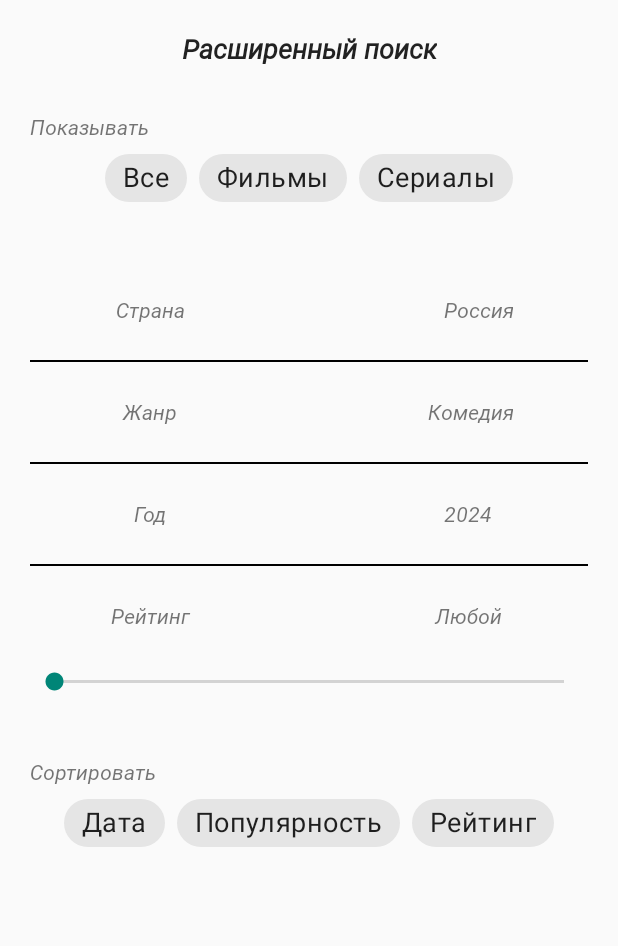
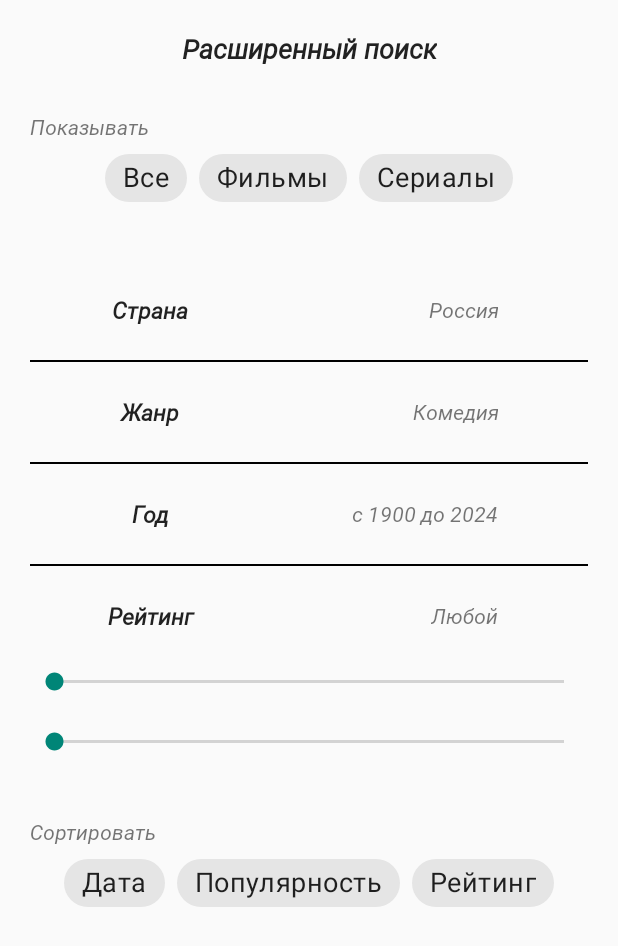
Before and after one commit to Mucmuk69/skillcinema_skillbox, an Android app: the AdvancedSearchFragment screen opened through its navigation route, on a phone screen of 412 x 824 dp. Shown: the top 946 px of the screen. Run offline under Robolectric (Android 15) with nearby library versions, the phone set to English and light mode, and no system bars; our stand-ins replace paging; pictures from the network do not load; 2 statements that could not run were skipped.

Commit message:
advancedSearch demi-complited

```diff
--- a/app/src/main/java/com/example/test_kinopoisk/ui/searching/AdvancedSearchFragment.kt
+++ b/app/src/main/java/com/example/test_kinopoisk/ui/searching/AdvancedSearchFragment.kt
@@ -1,16 +1,19 @@
 package com.example.test_kinopoisk.ui.searching
 
+import android.annotation.SuppressLint
 import android.os.Bundle
 import android.util.Log
 import android.view.LayoutInflater
 import android.view.View
 import android.view.ViewGroup
 import android.widget.SeekBar
+import android.widget.TextView
 import androidx.fragment.app.Fragment
 import androidx.fragment.app.activityViewModels
 import androidx.navigation.fragment.findNavController
 import com.example.test_kinopoisk.R
 import com.example.test_kinopoisk.databinding.FragmentAdvancedSearchBinding
+import java.util.Calendar
 
 class AdvancedSearchFragment : Fragment() {
 
@@ -27,31 +30,101 @@ class AdvancedSearchFragment : Fragment() {
         return binding.root
     }
 
+    @SuppressLint("SetTextI18n")
     override fun onViewCreated(view: View, savedInstanceState: Bundle?) {
         super.onViewCreated(view, savedInstanceState)
 
-        if (arguments?.getString(ARG_COUNTRY_KEY) != null)
-        advancedSearchVM.country.value = (arguments?.getString(ARG_COUNTRY_KEY) ?: "Россия")
-        Log.d("MyTag", "country args : ${advancedSearchVM.country.value}")
+        if (arguments?.getString(ARG_COUNTRY_KEY) != null) {
+            advancedSearchVM.country.value = (arguments?.getString(ARG_COUNTRY_KEY))
+        }
 
-        if (arguments?.getString(ARG_GENRE_KEY) != null)
-        advancedSearchVM.genre.value = (arguments?.getString(ARG_GENRE_KEY) ?: "Комедия")
-        Log.d("MyTag", "genre args : ${advancedSearchVM.genre.value}")
+        if (arguments?.getString(ARG_GENRE_KEY) != null) {
+            advancedSearchVM.genre.value = (arguments?.getString(ARG_GENRE_KEY))
+        }
+
+        if (arguments?.getInt(ARG_YEAR_FROM) != null && arguments?.getInt(ARG_YEAR_FROM) != 0) {
+            advancedSearchVM.yearFrom.value = arguments?.getInt(ARG_YEAR_FROM)
+        }
+
+        val currentYear = Calendar.getInstance().get(Calendar.YEAR)
+        if (arguments?.getInt(ARG_YEAR_TO) != null && arguments?.getInt(ARG_YEAR_TO) != 0) {
+            advancedSearchVM.yearTo.value = arguments?.getInt(ARG_YEAR_TO)
+        }
 
         val choiceCountry = binding.tvChoiceCountry
         val choiceGenre = binding.tvChoiceGenre
-        val seekBarRating = binding.seekbarRating
+        val choiceYear = binding.tvChoiceYear
+        val seekBarRatingFrom = binding.seekbarRatingFrom
+        val seekBarRatingTo = binding.seekbarRatingTo
         val choiceRating = binding.tvChoiceRating
+        val typeAll = binding.chipAll
+        val typeFilms = binding.chipFilms
+        val typeSerials = binding.chipSerials
+        val chipGroup1 = binding.chipGroup1
 
         choiceCountry.text = advancedSearchVM.country.value ?: "Россия"
         choiceGenre.text = advancedSearchVM.genre.value ?: "Комедия"
+        choiceYear.text =
+            "с ${advancedSearchVM.yearFrom.value ?: 1900} до ${advancedSearchVM.yearTo.value ?: currentYear}"
 
-        seekBarRating.setOnSeekBarChangeListener(object : SeekBar.OnSeekBarChangeListener {
+        if (advancedSearchVM.ratingFrom.value == 0 || advancedSearchVM.ratingFrom.value == null &&
+            advancedSearchVM.ratingTo.value == 0 || advancedSearchVM.ratingTo.value == null
+        ) {
+            choiceRating.text = "Любой"
+        } else {
+            choiceRating.text =
+                "с ${advancedSearchVM.ratingFrom.value ?: 0} до ${advancedSearchVM.ratingTo.value ?: 0}"
+        }
+        seekBarFromFunc(seekBarRatingFrom, choiceRating)
+        seekBarFromFunc(seekBarRatingTo, choiceRating)
+
+        choiceCountry.setOnClickListener {
+            findNavController().navigate(R.id.action_navigation_advanced_search_to_navigation_search_country)
+        }
+
+        choiceGenre.setOnClickListener {
+            findNavController().navigate(R.id.action_navigation_advanced_search_to_navigation_search_genre)
+        }
+
+        choiceYear.setOnClickListener {
+            findNavController().navigate(R.id.action_navigation_advanced_search_to_navigation_search_year)
+        }
+
+        chipGroup1.setOnCheckedChangeListener { _, checkedId ->
+            when (checkedId) {
+                typeAll.id -> {
+                    advancedSearchVM.type.value = "ALL"
+                    Log.d("MyTag", "ASF: type (ALL) ${advancedSearchVM.type.value}")
+                }
+                typeFilms.id -> {
+                    advancedSearchVM.type.value = "FILM"
+                    Log.d("MyTag", "ASF: type (FILM) ${advancedSearchVM.type.value}")
+                }
+                typeSerials.id -> {
+                    advancedSearchVM.type.value = "TV_SERIES"
+                    Log.d("MyTag", "ASF: type (SERIALS) ${advancedSearchVM.type.value}")
+                }
+            }
+        }
+        Log.d("MyTag", "ASF: type  ${advancedSearchVM.type.value}")
+    }
+
+    private fun seekBarFromFunc(seekBar: SeekBar, textView: TextView) {
+        seekBar.setOnSeekBarChangeListener(object : SeekBar.OnSeekBarChangeListener {
+            @SuppressLint("SetTextI18n")
             override fun onProgressChanged(seekBar: SeekBar?, progress: Int, fromUser: Boolean) {
-                if (progress == 0) {
-                    choiceRating.text = "Любой"
-                } else {
-                    choiceRating.text = progress.toString()
+                when (seekBar) {
+                    binding.seekbarRatingFrom -> {
+                        advancedSearchVM.ratingFrom.value = progress
+                        textView.text =
+                            "с ${advancedSearchVM.ratingFrom.value ?: 0} до ${advancedSearchVM.ratingTo.value ?: 0}"
+                    }
+
+                    else -> {
+                        advancedSearchVM.ratingTo.value = progress
+                        textView.text =
+                            "с ${advancedSearchVM.ratingFrom.value ?: 0} до ${advancedSearchVM.ratingTo.value ?: 0}"
+                    }
                 }
             }
 
@@ -63,14 +136,5 @@ class AdvancedSearchFragment : Fragment() {
                 // Do nothing
             }
         })
-
-        choiceCountry.setOnClickListener {
-            findNavController().navigate(R.id.action_navigation_advanced_search_to_navigation_search_country)
-        }
-
-        choiceGenre.setOnClickListener {
-            findNavController().navigate(R.id.action_navigation_advanced_search_to_navigation_search_genre)
-        }
-
     }
 }
--- a/app/src/main/java/com/example/test_kinopoisk/ui/searching/AdvancedSearchViewModel.kt
+++ b/app/src/main/java/com/example/test_kinopoisk/ui/searching/AdvancedSearchViewModel.kt
@@ -7,5 +7,9 @@ class AdvancedSearchViewModel : ViewModel() {
 
     var country = MutableStateFlow<String?>(null)
     var genre = MutableStateFlow<String?>(null)
-
+    var yearFrom = MutableStateFlow<Int?>(null)
+    var yearTo = MutableStateFlow<Int?>(null)
+    var ratingFrom = MutableStateFlow<Int?>(null)
+    var ratingTo = MutableStateFlow<Int?>(null)
+    var type = MutableStateFlow<String?>(null)
 }
--- a/app/src/main/res/layout/fragment_advanced_search.xml
+++ b/app/src/main/res/layout/fragment_advanced_search.xml
@@ -21,17 +21,17 @@
     <TextView
         android:layout_width="wrap_content"
         android:layout_height="wrap_content"
+        android:layout_marginTop="30dp"
+        android:text="@string/show_ru"
         app:layout_constraintStart_toStartOf="parent"
-        android:layout_marginTop="30dp"
-        app:layout_constraintTop_toBottomOf="@+id/tv_advanced_search"
-        android:text="@string/show_ru"/>
+        app:layout_constraintTop_toBottomOf="@+id/tv_advanced_search" />
 
     <com.google.android.material.chip.ChipGroup
         android:id="@+id/chip_group_1"
         android:layout_width="wrap_content"
         android:layout_height="wrap_content"
         android:layout_marginTop="50dp"
-        android:checkable="true"
+        app:singleSelection="true"
         android:theme="@style/Theme.MaterialComponents.Light"
         app:layout_constraintEnd_toEndOf="parent"
         app:layout_constraintStart_toStartOf="parent"
@@ -41,6 +41,7 @@
             android:id="@+id/chip_all"
             android:layout_width="wrap_content"
             android:layout_height="wrap_content"
+            style="@style/Widget.MaterialComponents.Chip.Choice"
             android:text="@string/All"
             android:textSize="18sp"
             app:layout_constraintStart_toStartOf="parent"
@@ -50,6 +51,7 @@
             android:id="@+id/chip_films"
             android:layout_width="wrap_content"
             android:layout_height="wrap_content"
+            style="@style/Widget.MaterialComponents.Chip.Choice"
             android:text="@string/films_ru"
             android:textSize="18sp"
             app:layout_constraintStart_toEndOf="@+id/chip_all"
@@ -59,6 +61,7 @@
             android:id="@+id/chip_serials"
             android:layout_width="wrap_content"
             android:layout_height="wrap_content"
+            style="@style/Widget.MaterialComponents.Chip.Choice"
             android:text="@string/serial_ru"
             android:textSize="18sp"
             app:layout_constraintStart_toEndOf="@+id/chip_films"
@@ -67,11 +70,10 @@
 
     <TextView
         android:id="@+id/tv_title_country"
+        style="@style/TitleTextAppearance15"
         android:layout_width="60dp"
         android:layout_height="48dp"
         android:layout_marginTop="40dp"
-        android:clickable="true"
-        android:focusable="true"
         android:gravity="center"
         android:text="@string/country_ru"
         app:layout_constraintStart_toStartOf="@+id/chip_group_1"
@@ -85,6 +87,7 @@
         android:clickable="true"
         android:focusable="true"
         android:gravity="center"
+        android:padding="10dp"
         android:text="@string/russia_ru"
         app:layout_constraintEnd_toEndOf="@+id/chip_group_1"
         app:layout_constraintTop_toBottomOf="@+id/chip_group_1" />
@@ -93,17 +96,16 @@
         android:layout_width="match_parent"
         android:layout_height="1dp"
         android:background="@color/black"
+        app:layout_constraintBottom_toTopOf="@+id/tv_title_genre"
         app:layout_constraintStart_toStartOf="parent"
-        app:layout_constraintTop_toBottomOf="@+id/tv_title_country"
-        app:layout_constraintBottom_toTopOf="@+id/tv_title_genre"/>
+        app:layout_constraintTop_toBottomOf="@+id/tv_title_country" />
 
     <TextView
         android:id="@+id/tv_title_genre"
+        style="@style/TitleTextAppearance15"
         android:layout_width="60dp"
         android:layout_height="48dp"
         android:layout_marginTop="20dp"
-        android:clickable="true"
-        android:focusable="true"
         android:gravity="center"
         android:text="@string/genre_ru"
         app:layout_constraintStart_toStartOf="@+id/chip_group_1"
@@ -117,6 +119,7 @@
         android:clickable="true"
         android:focusable="true"
         android:gravity="center"
+        android:padding="10dp"
         android:text="@string/comedy_ru"
         app:layout_constraintEnd_toEndOf="@+id/chip_group_1"
         app:layout_constraintTop_toBottomOf="@+id/tv_choice_country" />
@@ -125,17 +128,16 @@
         android:layout_width="match_parent"
         android:layout_height="1dp"
         android:background="@color/black"
+        app:layout_constraintBottom_toTopOf="@+id/tv_title_year"
         app:layout_constraintStart_toStartOf="parent"
-        app:layout_constraintTop_toBottomOf="@+id/tv_title_genre"
-        app:layout_constraintBottom_toTopOf="@+id/tv_title_year"/>
+        app:layout_constraintTop_toBottomOf="@+id/tv_title_genre" />
 
     <TextView
         android:id="@+id/tv_title_year"
+        style="@style/TitleTextAppearance15"
         android:layout_width="60dp"
         android:layout_height="48dp"
         android:layout_marginTop="20dp"
-        android:clickable="true"
-        android:focusable="true"
         android:gravity="center"
         android:text="@string/year_ru"
         app:layout_constraintStart_toStartOf="@+id/chip_group_1"
@@ -143,12 +145,13 @@
 
     <TextView
         android:id="@+id/tv_choice_year"
-        android:layout_width="60dp"
+        android:layout_width="wrap_content"
         android:layout_height="48dp"
         android:layout_marginTop="20dp"
         android:clickable="true"
         android:focusable="true"
         android:gravity="center"
+        android:padding="10dp"
         android:text="@string/_2024"
         app:layout_constraintEnd_toEndOf="@+id/chip_group_1"
         app:layout_constraintTop_toBottomOf="@+id/tv_choice_genre" />
@@ -157,17 +160,16 @@
         android:layout_width="match_parent"
         android:layout_height="1dp"
         android:background="@color/black"
+        app:layout_constraintBottom_toTopOf="@+id/tv_title_rating"
         app:layout_constraintStart_toStartOf="parent"
-        app:layout_constraintTop_toBottomOf="@+id/tv_title_year"
-        app:layout_constraintBottom_toTopOf="@+id/tv_title_rating"/>
+        app:layout_constraintTop_toBottomOf="@+id/tv_title_year" />
 
     <TextView
         android:id="@+id/tv_title_rating"
+        style="@style/TitleTextAppearance15"
         android:layout_width="60dp"
         android:layout_height="48dp"
         android:layout_marginTop="20dp"
-        android:clickable="true"
-        android:focusable="true"
         android:gravity="center"
         android:text="@string/rating_ru"
         app:layout_constraintStart_toStartOf="@+id/chip_group_1"
@@ -175,32 +177,40 @@
 
     <TextView
         android:id="@+id/tv_choice_rating"
-        android:layout_width="60dp"
+        android:layout_width="wrap_content"
         android:layout_height="48dp"
         android:layout_marginTop="20dp"
-        android:clickable="true"
-        android:focusable="true"
         android:gravity="center"
+        android:padding="10dp"
         android:text="@string/any"
         app:layout_constraintEnd_toEndOf="@+id/chip_group_1"
         app:layout_constraintTop_toBottomOf="@+id/tv_choice_year" />
 
     <SeekBar
-        android:id="@+id/seekbar_rating"
+        android:id="@+id/seekbar_rating_from"
         android:layout_width="match_parent"
         android:layout_height="40dp"
         android:max="10"
+        app:layout_constraintEnd_toEndOf="parent"
         app:layout_constraintStart_toStartOf="parent"
+        app:layout_constraintTop_toBottomOf="@+id/tv_title_rating" />
+
+    <SeekBar
+        android:id="@+id/seekbar_rating_to"
+        android:layout_width="match_parent"
+        android:layout_height="40dp"
+        android:max="10"
         app:layout_constraintEnd_toEndOf="parent"
-        app:layout_constraintTop_toBottomOf="@+id/tv_title_rating"/>
+        app:layout_constraintStart_toStartOf="parent"
+        app:layout_constraintTop_toBottomOf="@+id/seekbar_rating_from" />
 
     <TextView
         android:layout_width="wrap_content"
         android:layout_height="wrap_content"
+        android:layout_marginTop="30dp"
+        android:text="@string/sort_ru"
         app:layout_constraintStart_toStartOf="parent"
-        android:layout_marginTop="30dp"
-        app:layout_constraintTop_toBottomOf="@+id/seekbar_rating"
-        android:text="@string/sort_ru"/>
+        app:layout_constraintTop_toBottomOf="@+id/seekbar_rating_to" />
 
     <com.google.android.material.chip.ChipGroup
         android:id="@+id/chip_group_2"
@@ -211,7 +221,7 @@
         android:theme="@style/Theme.MaterialComponents.Light"
         app:layout_constraintEnd_toEndOf="parent"
         app:layout_constraintStart_toStartOf="parent"
-        app:layout_constraintTop_toBottomOf="@+id/seekbar_rating">
+        app:layout_constraintTop_toBottomOf="@+id/seekbar_rating_to">
 
         <com.google.android.material.chip.Chip
             android:id="@+id/chip_date"
--- a/app/src/main/res/navigation/mobile_navigation.xml
+++ b/app/src/main/res/navigation/mobile_navigation.xml
@@ -157,6 +157,9 @@
         <action
             android:id="@+id/action_navigation_advanced_search_to_navigation_search_genre"
             app:destination="@id/navigation_search_genre" />
+        <action
+            android:id="@+id/action_navigation_advanced_search_to_navigation_search_year"
+            app:destination="@id/navigation_search_year" />
     </fragment>
 
     <fragment
@@ -179,4 +182,14 @@
             app:destination="@id/navigation_advanced_search" />
     </fragment>
 
+    <fragment
+        android:id="@+id/navigation_search_year"
+        android:name="com.example.test_kinopoisk.ui.searching.SearchYearFragment"
+        tools:layout="@layout/fragment_search_year">
+
+        <action
+            android:id="@+id/action_navigation_search_year_to_navigation_advanced_search"
+            app:destination="@id/navigation_advanced_search" />
+    </fragment>
+
 </navigation>
--- a/app/src/main/res/values/strings.xml
+++ b/app/src/main/res/values/strings.xml
@@ -62,4 +62,6 @@
     <string name="popular_ru">Популярность</string>
     <string name="sort_ru">Сортировать</string>
     <string name="show_ru">Показывать</string>
+    <string name="period_ru">Период</string>
+    <string name="choice_ru">Выбрать</string>
 </resources>
--- a/app/src/main/res/values/styles.xml
+++ b/app/src/main/res/values/styles.xml
@@ -15,6 +15,11 @@
         <item name="android:textStyle">bold</item>
     </style>
 
+    <style name="TitleTextAppearance15" parent="TextAppearance.AppCompat">
+        <item name="android:textSize">15sp</item>
+        <item name="android:textStyle">bold</item>
+    </style>
+
     <style name="MyCustomTextAppearance" parent="TextAppearance.Design.Tab">
         <item name="textAllCaps">false</item>
         <item name="android:textAllCaps">false</item>
```
Also changed, not shown: app/src/main/java/com/example/test_kinopoisk/ui/searching/SearchYearFragment.kt (added, +66 -0 lines), app/src/main/res/layout/fragment_search_country.xml (+22 -3 lines), app/src/main/res/layout/fragment_search_genre.xml (+23 -3 lines), app/src/main/res/layout/fragment_search_year.xml (added, +71 -0 lines).
